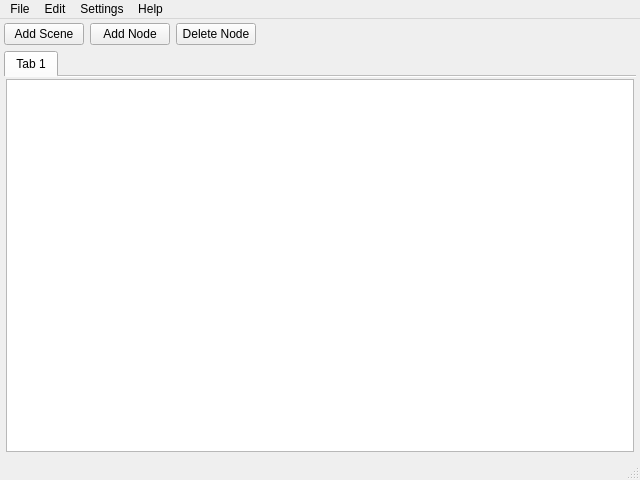
First picture: the form in ui/mainwindow.ui, repository emperorofmars/maudio-editor-qt, before the edit.
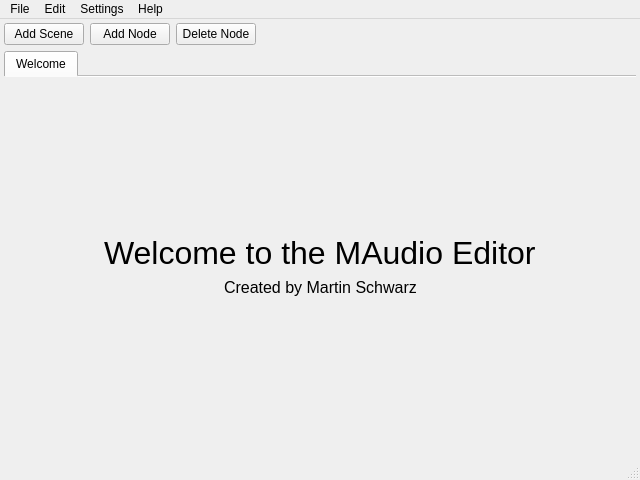
Second picture: the form after the edit.

Commit message: welcome tab

What changed in the file:
```diff
--- a/ui/mainwindow.ui
+++ b/ui/mainwindow.ui
@@ -109,23 +109,122 @@
             </sizepolicy>
            </property>
            <attribute name="title">
-            <string>Tab 1</string>
+            <string>Welcome</string>
            </attribute>
            <layout class="QGridLayout" name="gridLayout_2">
-            <property name="leftMargin">
-             <number>2</number>
-            </property>
-            <property name="topMargin">
-             <number>2</number>
-            </property>
-            <property name="rightMargin">
-             <number>2</number>
-            </property>
-            <property name="bottomMargin">
-             <number>2</number>
-            </property>
+            <item row="2" column="0">
+             <spacer name="verticalSpacer">
+              <property name="orientation">
+               <enum>Qt::Vertical</enum>
+              </property>
+              <property name="sizeHint" stdset="0">
+               <size>
+                <width>20</width>
+                <height>40</height>
+               </size>
+              </property>
+             </spacer>
+            </item>
+            <item row="1" column="0">
+             <layout class="QVBoxLayout" name="verticalLayout_2">
+              <item>
+               <layout class="QHBoxLayout" name="horizontalLayout_3">
+                <item>
+                 <spacer name="horizontalSpacer_3">
+                  <property name="orientation">
+                   <enum>Qt::Horizontal</enum>
+                  </property>
+                  <property name="sizeHint" stdset="0">
+                   <size>
+                    <width>40</width>
+                    <height>20</height>
+                   </size>
+                  </property>
+                 </spacer>
+                </item>
+                <item>
+                 <widget class="QLabel" name="label">
+                  <property name="font">
+                   <font>
+                    <pointsize>24</pointsize>
+                   </font>
+                  </property>
+                  <property name="text">
+                   <string>Welcome to the MAudio Editor</string>
+                  </property>
+                 </widget>
+                </item>
+                <item>
+                 <spacer name="horizontalSpacer_5">
+                  <property name="orientation">
+                   <enum>Qt::Horizontal</enum>
+                  </property>
+                  <property name="sizeHint" stdset="0">
+                   <size>
+                    <width>40</width>
+                    <height>20</height>
+                   </size>
+                  </property>
+                 </spacer>
+                </item>
+               </layout>
+              </item>
+              <item>
+               <layout class="QHBoxLayout" name="horizontalLayout_4">
+                <item>
+                 <spacer name="horizontalSpacer_4">
+                  <property name="orientation">
+                   <enum>Qt::Horizontal</enum>
+                  </property>
+                  <property name="sizeHint" stdset="0">
+                   <size>
+                    <width>40</width>
+                    <height>20</height>
+                   </size>
+                  </property>
+                 </spacer>
+                </item>
+                <item>
+                 <widget class="QLabel" name="label_2">
+                  <property name="font">
+                   <font>
+                    <pointsize>12</pointsize>
+                   </font>
+                  </property>
+                  <property name="text">
+                   <string>Created by Martin Schwarz</string>
+                  </property>
+                 </widget>
+                </item>
+                <item>
+                 <spacer name="horizontalSpacer_2">
+                  <property name="orientation">
+                   <enum>Qt::Horizontal</enum>
+                  </property>
+                  <property name="sizeHint" stdset="0">
+                   <size>
+                    <width>40</width>
+                    <height>20</height>
+                   </size>
+                  </property>
+                 </spacer>
+                </item>
+               </layout>
+              </item>
+             </layout>
+            </item>
             <item row="0" column="0">
-             <widget class="QGraphicsView" name="graphicsView"/>
+             <spacer name="verticalSpacer_2">
+              <property name="orientation">
+               <enum>Qt::Vertical</enum>
+              </property>
+              <property name="sizeHint" stdset="0">
+               <size>
+                <width>20</width>
+                <height>40</height>
+               </size>
+              </property>
+             </spacer>
             </item>
            </layout>
           </widget>
```
Left out of the diff: 33 changed lines with no effect on the pictures. The commit also changes 3 other files.
